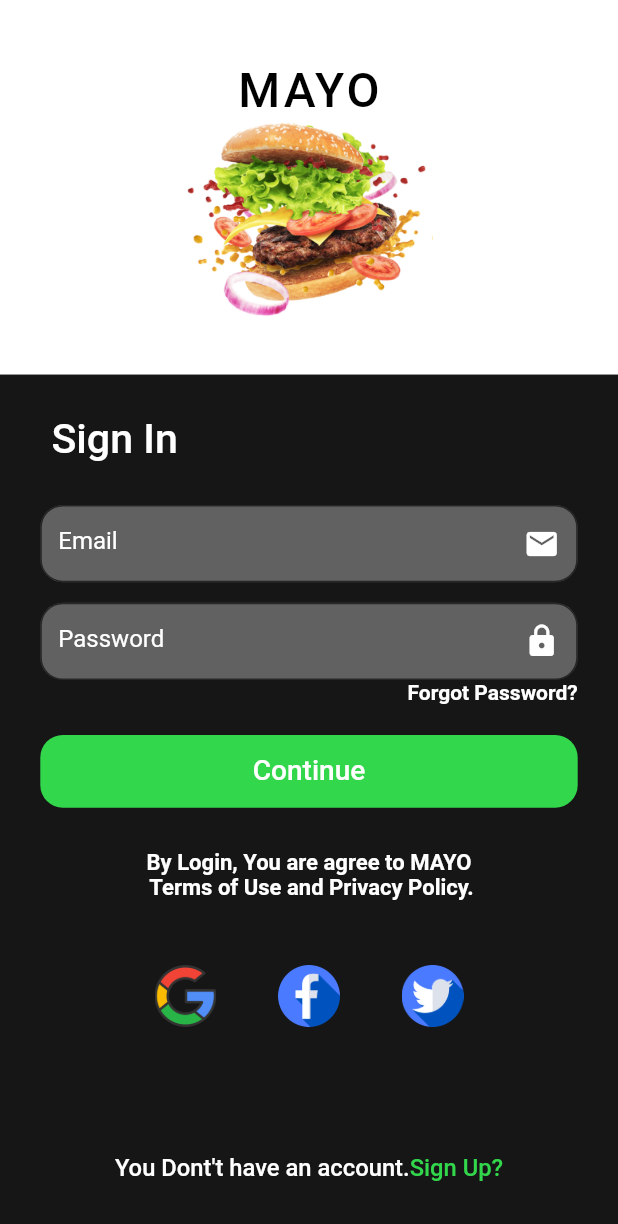
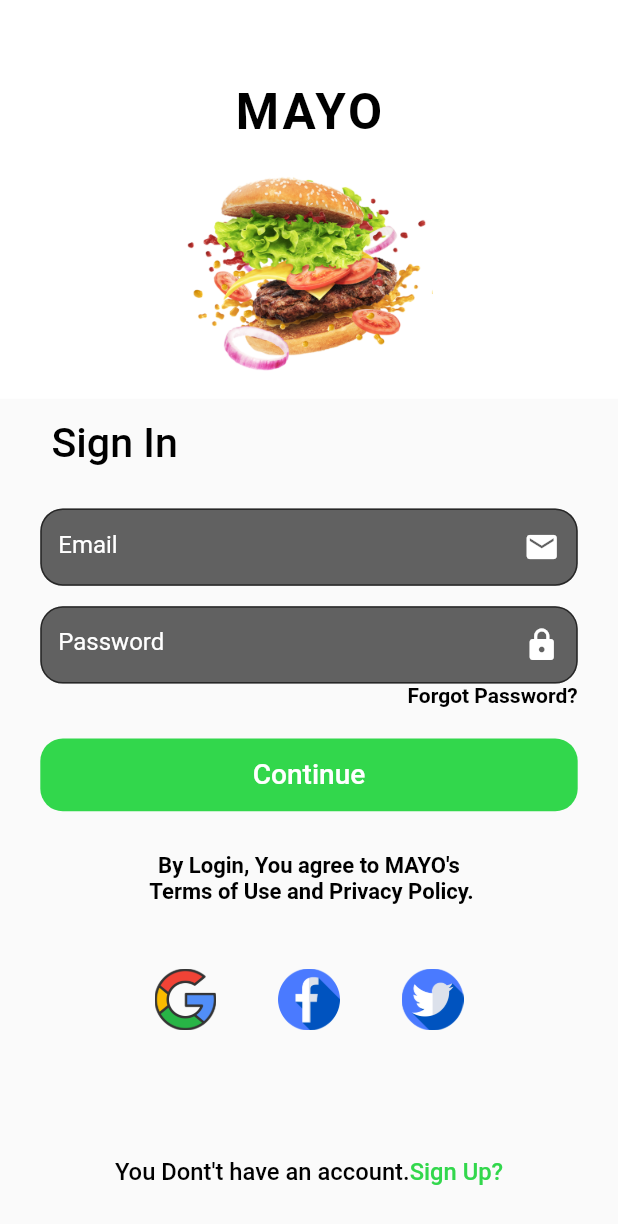
Before and after one commit to Programmer9211/MAYO_UI, a Flutter app: the screen it shows after launch, after a tap on "Login", on a phone screen of 412 x 824 dp. Shown: the top 1224 px of the screen. Run offline on Flutter 3.47's test engine with Material 2 defaults, Android fonts, the phone set to English and light mode, and no system bars.

Commit message:
First Commit

```diff
--- a/lib/LoginScreen.dart
+++ b/lib/LoginScreen.dart
@@ -6,27 +6,30 @@ class LoginScreen extends StatelessWidget {
     final Size size = MediaQuery.of(context).size;
 
     return Scaffold(
-      backgroundColor: Color.fromRGBO(22, 22, 22, 1),
+      // backgroundColor: Color.fromRGBO(22, 22, 22, 1),
       body: Column(
         children: [
           Container(
-              height: size.height / 3.3,
+              height: size.height / 3.1,
               width: size.width,
               color: Colors.white,
               alignment: Alignment.center,
               child: Column(
                 children: [
                   SizedBox(
-                    height: size.height / 20,
+                    height: size.height / 15,
                   ),
                   Text(
                     "MAYO",
                     style: TextStyle(
                       color: Colors.black,
                       letterSpacing: 2,
-                      fontSize: size.width / 12.9,
-                      fontWeight: FontWeight.w500,
+                      fontSize: size.width / 12.5,
+                      fontWeight: FontWeight.w700,
                     ),
+                  ),
+                  SizedBox(
+                    height: size.height / 40,
                   ),
                   Container(
                     height: size.height / 6,
@@ -41,14 +44,14 @@ class LoginScreen extends StatelessWidget {
                 ],
               )),
           SizedBox(
-            height: size.height / 30,
+            height: size.height / 60,
           ),
           Container(
             width: size.width / 1.2,
             child: Text(
               "Sign In",
               style: TextStyle(
-                color: Colors.white,
+                color: Colors.black,
                 fontSize: size.width / 15,
                 fontWeight: FontWeight.w500,
               ),
@@ -68,7 +71,7 @@ class LoginScreen extends StatelessWidget {
             child: Text(
               "Forgot Password?",
               style:
-                  TextStyle(fontWeight: FontWeight.bold, color: Colors.white),
+                  TextStyle(fontWeight: FontWeight.bold, color: Colors.black),
             ),
           ),
           SizedBox(
@@ -82,10 +85,10 @@ class LoginScreen extends StatelessWidget {
             width: size.width / 1.6,
             alignment: Alignment.center,
             child: Text(
-              "By Login, You are agree to MAYO\n Terms of Use and Privacy Policy.",
+              "By Login, You agree to MAYO's \n Terms of Use and Privacy Policy.",
               textAlign: TextAlign.center,
               style: TextStyle(
-                color: Colors.white,
+                color: Colors.black,
                 fontSize: size.width / 28,
                 fontWeight: FontWeight.bold,
               ),
@@ -105,7 +108,7 @@ class LoginScreen extends StatelessWidget {
               text: TextSpan(
                   text: "You Dont't have an account.",
                   style: TextStyle(
-                    color: Colors.white,
+                    color: Colors.black,
                     fontSize: size.width / 26,
                     fontWeight: FontWeight.w500,
                   ),
--- a/lib/WelcomeScreen.dart
+++ b/lib/WelcomeScreen.dart
@@ -23,7 +23,7 @@ class WelcomeScreen extends StatelessWidget {
       height: size.height / 1.4,
       width: size.width,
       decoration: BoxDecoration(
-        color: Color.fromRGBO(22, 22, 22, 1),
+        //color: Color.fromRGBO(22, 22, 22, 1),
         image: DecorationImage(
           image: AssetImage("assets/curve.jpeg"),
           fit: BoxFit.cover,
```
